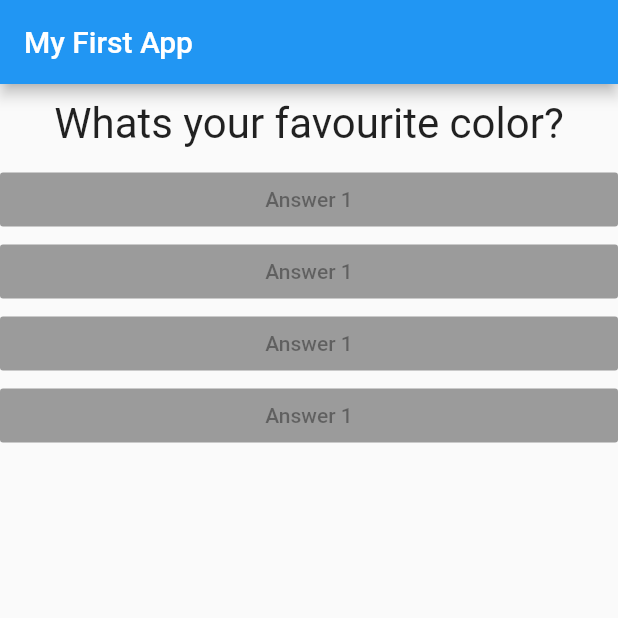
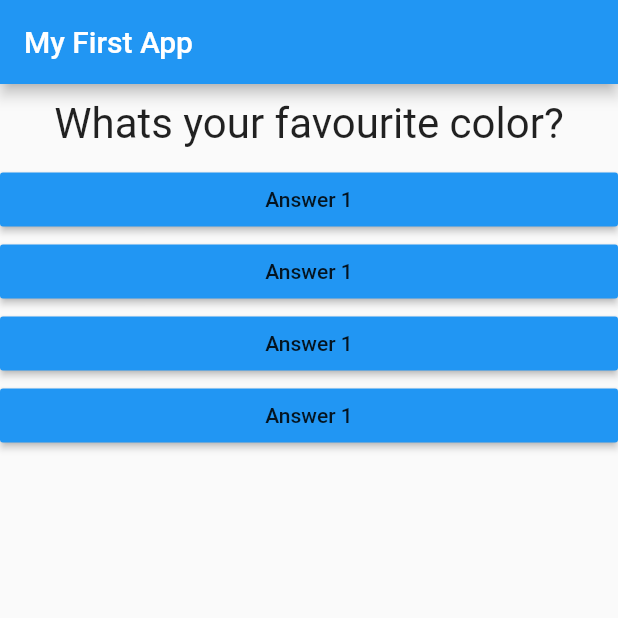
Before and after one commit to mohnishkarri/Personality-Predictor, a Flutter app: the screen it shows after launch, on a phone screen of 412 x 824 dp, the top half of it. Run offline on Flutter 3.47's test engine with Material 2 defaults, Android fonts, the phone set to English and light mode, and no system bars.

```diff
--- a/flutter_guide/lib/answer.dart
+++ b/flutter_guide/lib/answer.dart
@@ -1,6 +1,9 @@
 import 'package:flutter/material.dart';
 
 class Answer extends StatelessWidget {
+  final Function selectHandler;
+  Answer(this.selectHandler);
+
   @override
   Widget build(BuildContext context) {
     return Container(
@@ -8,7 +11,7 @@ class Answer extends StatelessWidget {
       child: RaisedButton(
 
         child: Text('Answer 1'),
-        onPressed: null,
+        onPressed: selectHandler,
         color: Colors.blue,
 
       ),
--- a/flutter_guide/lib/main.dart
+++ b/flutter_guide/lib/main.dart
@@ -14,11 +14,11 @@ class MyApp extends StatefulWidget {
   @override
   State<StatefulWidget> createState() {
     // TODO: implement createState
-    return MyAppState();
+    return _MyAppState();
   }
 }
 
-class MyAppState extends State<MyApp> {
+class _MyAppState extends State<MyApp> {
   var questionIndex = 0;
   void _answerQuestion() {
     setState(() {
@@ -43,10 +43,10 @@ class MyAppState extends State<MyApp> {
             Question(
               questions[questionIndex],
             ),
-            Answer(),
-            Answer(),
-            Answer(),
-            Answer(),
+            Answer(_answerQuestion),
+            Answer(_answerQuestion),
+            Answer(_answerQuestion),
+            Answer(_answerQuestion),
           ],
         ),
       ),
```
